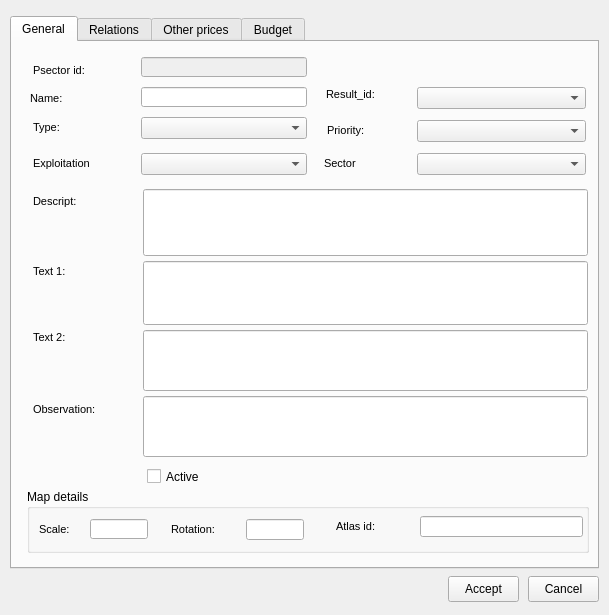
Giswater/giswater_qgis_plugin, file ui/plan_psector.ui: the form before one commit.
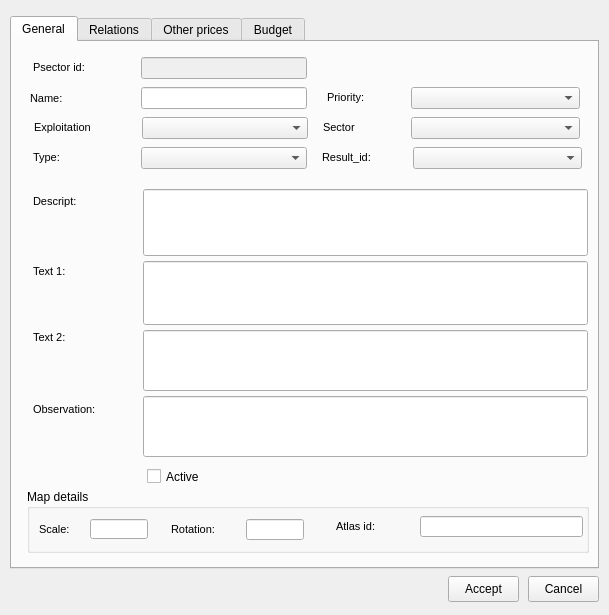
The form after the commit. The open tabs and pages were chosen to show the change. Icons and pictures are not drawn.

Commit message: #332 insert and update states psectors

Diff of the .ui file:
```diff
--- a/ui/plan_psector.ui
+++ b/ui/plan_psector.ui
@@ -205,7 +205,7 @@
      <property name="geometry">
       <rect>
        <x>129</x>
-       <y>75</y>
+       <y>105</y>
        <width>166</width>
        <height>22</height>
       </rect>
@@ -214,8 +214,8 @@
     <widget class="QLabel" name="lbl_expl_id">
      <property name="geometry">
       <rect>
-       <x>21</x>
-       <y>111</y>
+       <x>22</x>
+       <y>75</y>
        <width>91</width>
        <height>21</height>
       </rect>
@@ -241,7 +241,7 @@
        <x>129</x>
        <y>15</y>
        <width>166</width>
-       <height>20</height>
+       <height>22</height>
       </rect>
      </property>
      <property name="font">
@@ -284,8 +284,8 @@
     <widget class="QComboBox" name="expl_id">
      <property name="geometry">
       <rect>
-       <x>129</x>
-       <y>111</y>
+       <x>130</x>
+       <y>75</y>
        <width>166</width>
        <height>22</height>
       </rect>
@@ -295,7 +295,7 @@
      <property name="geometry">
       <rect>
        <x>21</x>
-       <y>75</y>
+       <y>105</y>
        <width>91</width>
        <height>21</height>
       </rect>
@@ -316,7 +316,7 @@
      <property name="geometry">
       <rect>
        <x>315</x>
-       <y>78</y>
+       <y>45</y>
        <width>71</width>
        <height>21</height>
       </rect>
@@ -364,8 +364,8 @@
     <widget class="QComboBox" name="sector_id">
      <property name="geometry">
       <rect>
-       <x>405</x>
-       <y>111</y>
+       <x>399</x>
+       <y>75</y>
        <width>169</width>
        <height>22</height>
       </rect>
@@ -380,7 +380,7 @@
        <x>129</x>
        <y>45</y>
        <width>166</width>
-       <height>20</height>
+       <height>22</height>
       </rect>
      </property>
      <property name="font">
@@ -405,8 +405,8 @@
     <widget class="QComboBox" name="priority">
      <property name="geometry">
       <rect>
-       <x>405</x>
-       <y>78</y>
+       <x>399</x>
+       <y>45</y>
        <width>169</width>
        <height>22</height>
       </rect>
@@ -465,7 +465,7 @@
      <property name="geometry">
       <rect>
        <x>21</x>
-       <y>18</y>
+       <y>15</y>
        <width>81</width>
        <height>21</height>
       </rect>
@@ -562,8 +562,8 @@
     <widget class="QLabel" name="priority_label_2">
      <property name="geometry">
       <rect>
-       <x>312</x>
-       <y>111</y>
+       <x>311</x>
+       <y>75</y>
        <width>71</width>
        <height>21</height>
       </rect>
@@ -616,8 +616,8 @@
     <widget class="QLabel" name="lbl_result_id">
      <property name="geometry">
       <rect>
-       <x>314</x>
-       <y>42</y>
+       <x>310</x>
+       <y>105</y>
        <width>82</width>
        <height>21</height>
       </rect>
@@ -637,8 +637,8 @@
     <widget class="QComboBox" name="result_id">
      <property name="geometry">
       <rect>
-       <x>405</x>
-       <y>45</y>
+       <x>401</x>
+       <y>105</y>
        <width>169</width>
        <height>22</height>
       </rect>
```
Left out of the diff: 2 changed lines with no effect on the pictures. The commit also changes 1 other file.
